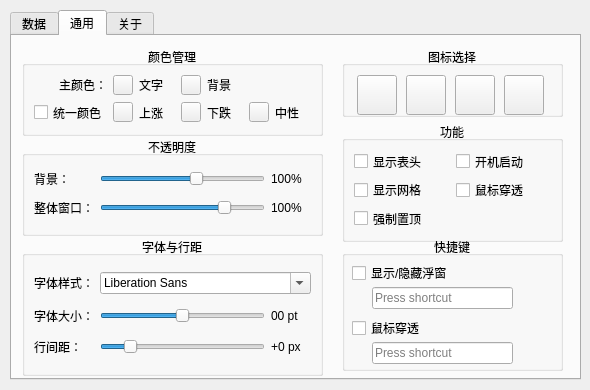
This is stockwidget/ui/generated/settings.ui in sbr0574/StockWidget as Qt 5 draws it before an edit. The edited form follows.
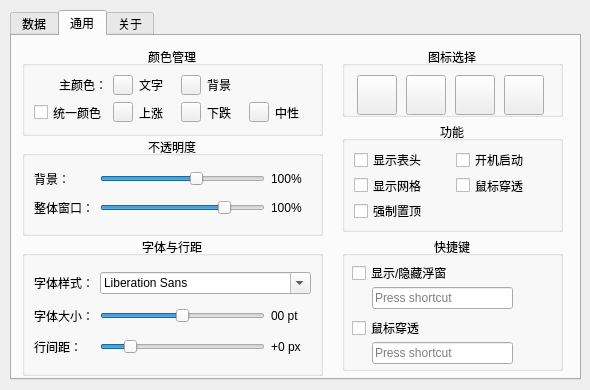
This is the edited form. The open tabs and pages were chosen to show the change. Icons and pictures are not drawn.

Commit message: Refactor settings dialog and code search functionality

```diff
--- a/stockwidget/ui/generated/settings.ui
+++ b/stockwidget/ui/generated/settings.ui
@@ -584,7 +584,7 @@
        <x>330</x>
        <y>85</y>
        <width>221</width>
-       <height>121</height>
+       <height>111</height>
       </rect>
      </property>
      <property name="title">
```
The commit also changes 7 other files.
